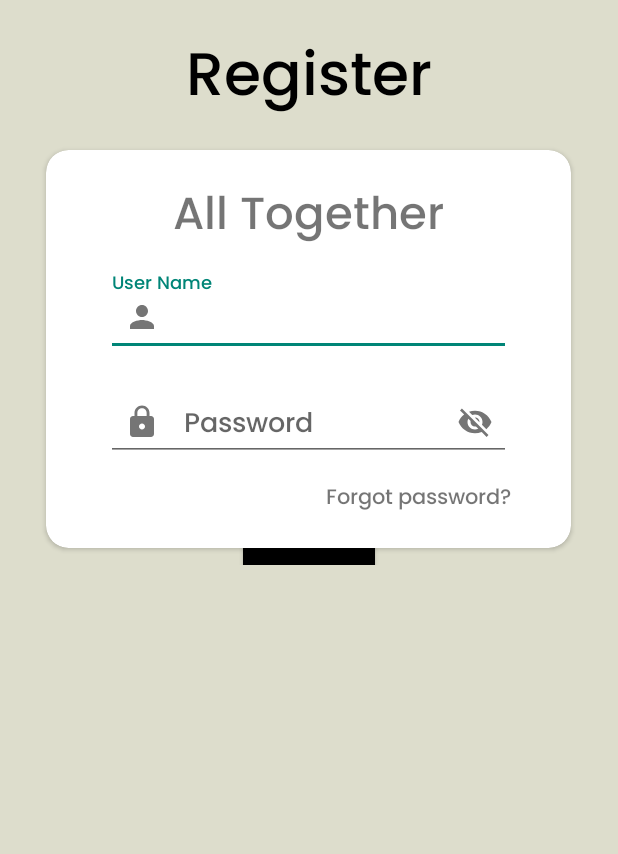
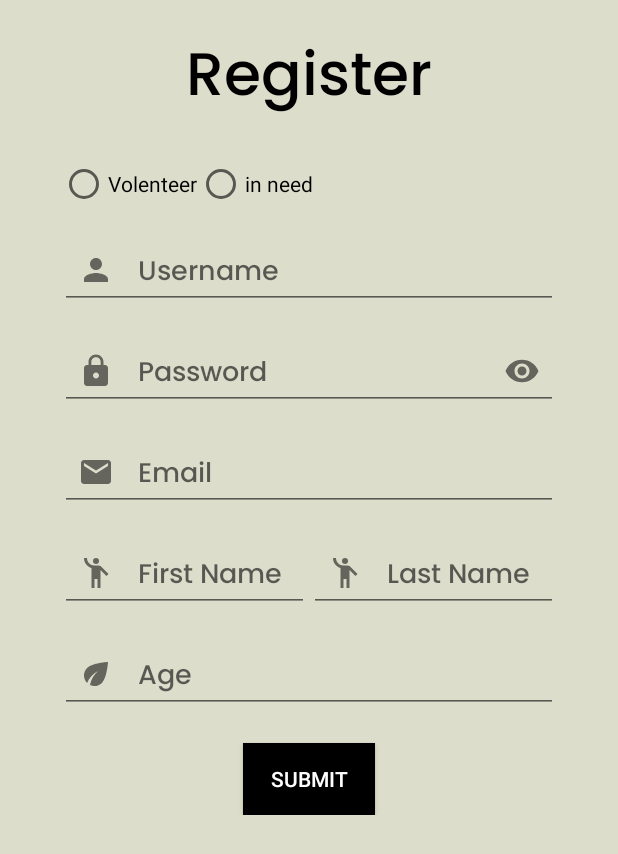
Before and after one commit to Jacob22g/All_Together, an Android app: the screen it shows after launch (MainActivity), after a tap on "Register Now", on a phone screen of 412 x 824 dp. Shown: the top 854 px of the screen. Run offline under Robolectric (Android 15) with nearby library versions, the phone set to English and light mode, and no system bars.

Commit message:
register fragment update card view blocks solved

```diff
--- a/app/src/main/java/com/example/all_together/MainActivity.java
+++ b/app/src/main/java/com/example/all_together/MainActivity.java
@@ -4,6 +4,7 @@ import androidx.annotation.NonNull;
 import androidx.appcompat.app.ActionBar;
 import androidx.appcompat.app.AppCompatActivity;
 import androidx.appcompat.widget.Toolbar;
+import androidx.cardview.widget.CardView;
 import androidx.core.view.GravityCompat;
 import androidx.drawerlayout.widget.DrawerLayout;
 import androidx.fragment.app.Fragment;
@@ -24,6 +25,9 @@ import android.widget.Toast;
 public class MainActivity extends AppCompatActivity implements RegisterFragment.OnRegisterFragmentListener {
 
     final String FRAGMENT_REGISTER_TAG = "fragment_register";
+
+    CardView cardView;
+
     DrawerLayout drawerLayout;
     private Toolbar toolbar;
 
@@ -32,6 +36,8 @@ public class MainActivity extends AppCompatActivity implements RegisterFragment.
         super.onCreate(savedInstanceState);
         setContentView(R.layout.activity_main);
 
+        cardView = findViewById(R.id.cardView);
+
         toolbar = findViewById(R.id.myToolbar);
         setSupportActionBar(toolbar);
 
@@ -39,18 +45,24 @@ public class MainActivity extends AppCompatActivity implements RegisterFragment.
         register_btn.setOnClickListener(new View.OnClickListener() {
             @Override
             public void onClick(View v) {
-                FragmentManager registerFragment = getSupportFragmentManager();
-                FragmentTransaction transaction = registerFragment.beginTransaction();
-                transaction.add(R.id.root_layout,new RegisterFragment(), FRAGMENT_REGISTER_TAG);
+
+
+                RegisterFragment registerFragment = new RegisterFragment();
+                FragmentManager fragmentManager = getSupportFragmentManager();
+                FragmentTransaction transaction = fragmentManager.beginTransaction();
+                transaction.add(R.id.root_layout, registerFragment,FRAGMENT_REGISTER_TAG);
                 transaction.addToBackStack(null);
                 transaction.commit();
-
-//                RegisterFragment registerFragment = new RegisterFragment();
-//                FragmentManager fragmentManager = getSupportFragmentManager();
-//                FragmentTransaction transaction = fragmentManager.beginTransaction();
-//                transaction.add(R.id.root_layout, registerFragment,REGISTER_FRAGMENT_TAG);
+//                FragmentManager registerFragment = getSupportFragmentManager();
+//                FragmentTransaction transaction = registerFragment.beginTransaction();
+//                transaction.add(R.id.root_layout,new RegisterFragment(), FRAGMENT_REGISTER_TAG);
 //                transaction.addToBackStack(null);
 //                transaction.commit();
+
+                // make card not visible
+                cardView.setVisibility(View.GONE);
+
+
             }
         });
 
@@ -83,5 +95,8 @@ public class MainActivity extends AppCompatActivity implements RegisterFragment.
         Toast.makeText(this, username + ", " + password + ", " + email, Toast.LENGTH_SHORT).show();
         Fragment fragment = getSupportFragmentManager().findFragmentByTag(FRAGMENT_REGISTER_TAG);
         getSupportFragmentManager().beginTransaction().remove(fragment).commit();
+
+        // make card visible
+        cardView.setVisibility(View.VISIBLE);
     }
 }
--- a/app/src/main/java/com/example/all_together/RegisterFragment.java
+++ b/app/src/main/java/com/example/all_together/RegisterFragment.java
@@ -27,7 +27,7 @@ public class RegisterFragment extends Fragment {
         try {
             callback = (OnRegisterFragmentListener) context;
         } catch (ClassCastException ex){
-            throw new ClassCastException("The activity must implement OnRegisterFragmentListener inteface");
+            throw new ClassCastException("The activity must implement OnRegisterFragmentListener interface");
         }
     }
 
--- /dev/null
+++ b/app/src/main/res/drawable/ic_baseline_eco_24.xml
@@ -0,0 +1,10 @@
+<vector xmlns:android="http://schemas.android.com/apk/res/android"
+    android:width="24dp"
+    android:height="24dp"
+    android:viewportWidth="24"
+    android:viewportHeight="24"
+    android:tint="?attr/colorControlNormal">
+  <path
+      android:fillColor="@android:color/white"
+      android:pathData="M6.05,8.05c-2.73,2.73 -2.73,7.15 -0.02,9.88c1.47,-3.4 4.09,-6.24 7.36,-7.93c-2.77,2.34 -4.71,5.61 -5.39,9.32c2.6,1.23 5.8,0.78 7.95,-1.37C19.43,14.47 20,4 20,4S9.53,4.57 6.05,8.05z"/>
+</vector>
--- /dev/null
+++ b/app/src/main/res/drawable/ic_baseline_emoji_people_24.xml
@@ -0,0 +1,13 @@
+<vector xmlns:android="http://schemas.android.com/apk/res/android"
+    android:width="24dp"
+    android:height="24dp"
+    android:viewportWidth="24"
+    android:viewportHeight="24"
+    android:tint="?attr/colorControlNormal">
+  <path
+      android:fillColor="@android:color/white"
+      android:pathData="M12,4m-2,0a2,2 0,1 1,4 0a2,2 0,1 1,-4 0"/>
+  <path
+      android:fillColor="@android:color/white"
+      android:pathData="M15.89,8.11C15.5,7.72 14.83,7 13.53,7c-0.21,0 -1.42,0 -2.54,0C8.24,6.99 6,4.75 6,2H4c0,3.16 2.11,5.84 5,6.71V22h2v-6h2v6h2V10.05L18.95,14l1.41,-1.41L15.89,8.11z"/>
+</vector>
--- a/app/src/main/res/layout/register_fragment.xml
+++ b/app/src/main/res/layout/register_fragment.xml
@@ -26,6 +26,21 @@
                 android:layout_height="match_parent"
                 android:orientation="vertical">
 
+                <RadioGroup
+                    android:layout_width="wrap_content"
+                    android:layout_height="wrap_content"
+                    android:layout_marginHorizontal="40dp"
+                    android:orientation="horizontal">
+                    <RadioButton
+                        android:layout_width="wrap_content"
+                        android:layout_height="wrap_content"
+                        android:text="Volenteer"/>
+                    <RadioButton
+                        android:layout_width="wrap_content"
+                        android:layout_height="wrap_content"
+                        android:text="in need"/>
+                </RadioGroup>
+
                 <com.google.android.material.textfield.TextInputLayout
                     android:layout_width="match_parent"
                     android:layout_height="wrap_content"
@@ -38,6 +53,7 @@
                         android:layout_width="match_parent"
                         android:layout_height="wrap_content"
                         android:id="@+id/username_register"
+                        android:inputType="text"
                         android:maxLines="1"
                         android:fontFamily="@font/poppins_medium" />
                 </com.google.android.material.textfield.TextInputLayout>
@@ -49,11 +65,13 @@
                     android:layout_marginTop="5dp"
                     android:hint="Password"
                     android:textSize="20sp"
+                    app:endIconMode="password_toggle"
                     app:startIconDrawable="@drawable/ic_lock">
                     <com.google.android.material.textfield.TextInputEditText
                         android:layout_width="match_parent"
                         android:layout_height="wrap_content"
                         android:id="@+id/password_register"
+                        android:inputType="textPassword"
                         android:maxLines="1"
                         android:fontFamily="@font/poppins_medium" />
                 </com.google.android.material.textfield.TextInputLayout>
@@ -70,11 +88,67 @@
                         android:layout_width="match_parent"
                         android:layout_height="wrap_content"
                         android:id="@+id/email_register"
+                        android:inputType="textEmailAddress"
                         android:maxLines="1"
                         android:fontFamily="@font/poppins_medium" />
-        </com.google.android.material.textfield.TextInputLayout>
+                </com.google.android.material.textfield.TextInputLayout>
 
-        </LinearLayout>
+                <LinearLayout
+                    android:layout_width="match_parent"
+                    android:layout_height="wrap_content"
+                    android:layout_marginHorizontal="40dp">
+                <com.google.android.material.textfield.TextInputLayout
+                    android:layout_width="0dp"
+                    android:layout_height="wrap_content"
+                    android:layout_weight="1"
+                    android:layout_marginTop="5dp"
+                    android:hint="First Name"
+                    android:textSize="20sp"
+                    app:startIconDrawable="@drawable/ic_baseline_emoji_people_24">
+                    <com.google.android.material.textfield.TextInputEditText
+                        android:layout_width="match_parent"
+                        android:layout_height="wrap_content"
+                        android:id="@+id/first_name_register"
+                        android:inputType="text"
+                        android:maxLines="1"
+                        android:fontFamily="@font/poppins_medium" />
+                </com.google.android.material.textfield.TextInputLayout>
+                    <com.google.android.material.textfield.TextInputLayout
+                        android:layout_width="0dp"
+                        android:layout_height="wrap_content"
+                        android:layout_weight="1"
+                        android:layout_marginTop="5dp"
+                        android:hint="Last Name"
+                        android:textSize="20sp"
+                        app:startIconDrawable="@drawable/ic_baseline_emoji_people_24">
+                        <com.google.android.material.textfield.TextInputEditText
+                            android:layout_width="match_parent"
+                            android:layout_height="wrap_content"
+                            android:id="@+id/last_name_register"
+                            android:inputType="text"
+                            android:maxLines="1"
+                            android:fontFamily="@font/poppins_medium" />
+                    </com.google.android.material.textfield.TextInputLayout>
+                </LinearLayout>
+
+                <com.google.android.material.textfield.TextInputLayout
+                    android:layout_width="match_parent"
+                    android:layout_height="wrap_content"
+                    android:layout_marginHorizontal="40dp"
+                    android:layout_marginTop="5dp"
+                    android:hint="Age"
+                    android:textSize="20sp"
+                    app:startIconDrawable="@drawable/ic_baseline_eco_24">
+                    <com.google.android.material.textfield.TextInputEditText
+                        android:layout_width="match_parent"
+                        android:layout_height="wrap_content"
+                        android:id="@+id/age_register"
+                        android:inputType="number"
+                        android:maxLines="1"
+                        android:fontFamily="@font/poppins_medium" />
+                </com.google.android.material.textfield.TextInputLayout>
+
+            </LinearLayout>
 
         <Button
             android:layout_width="wrap_content"
```
